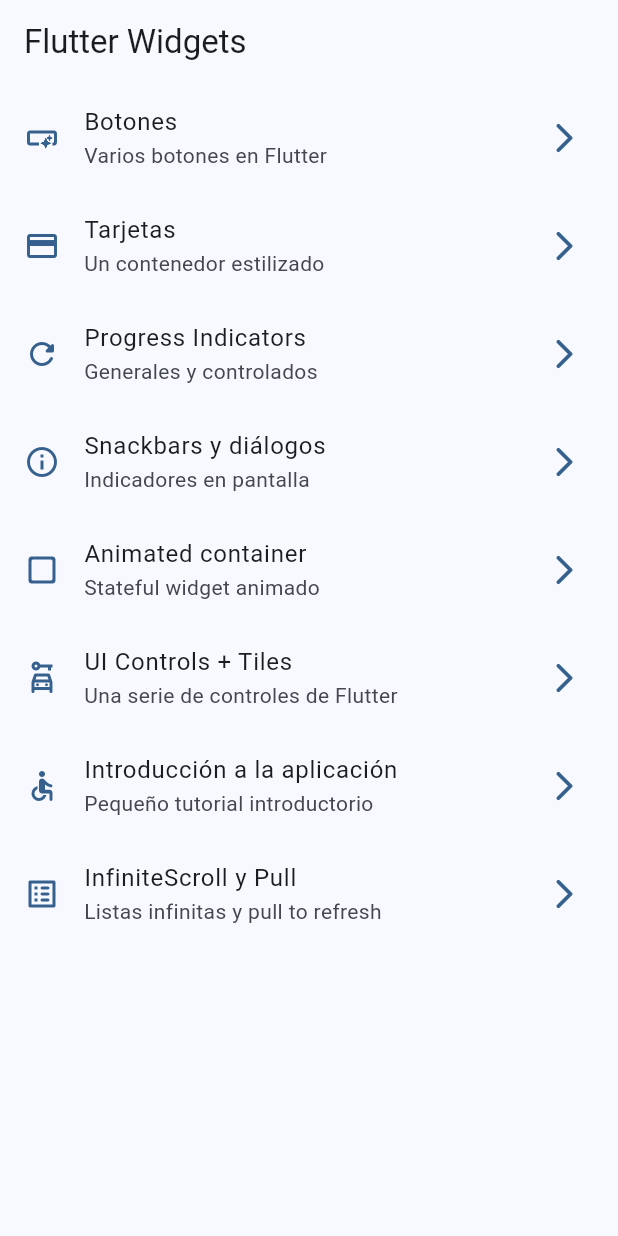
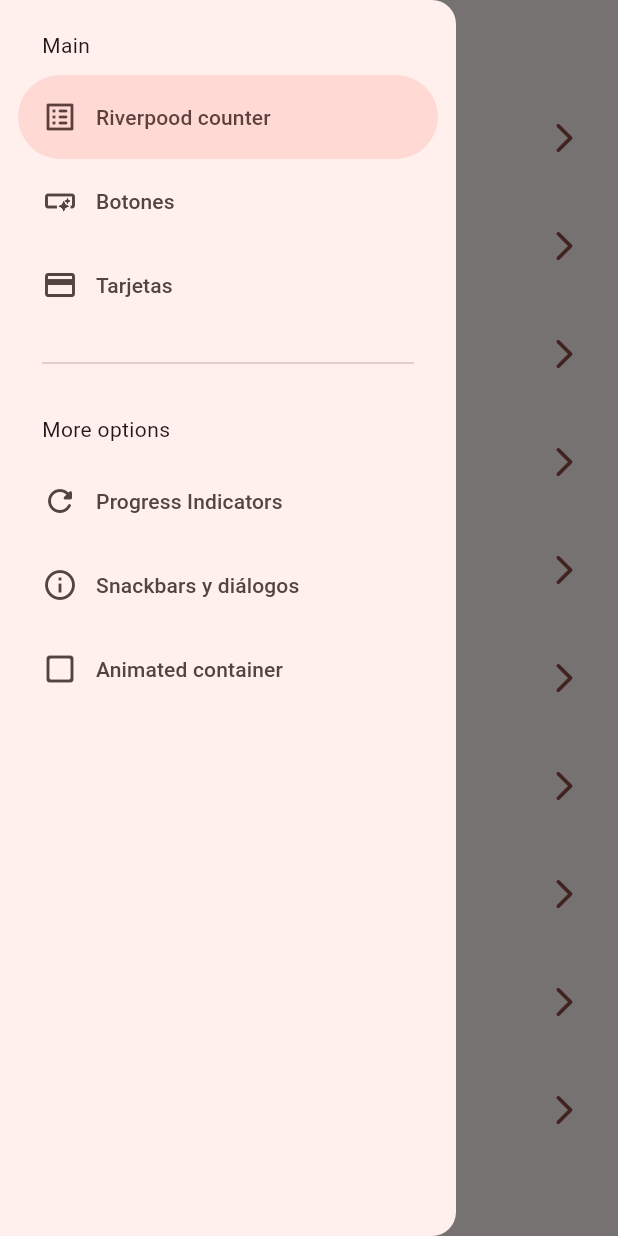
Before and after one commit to mdavidmontero/widgets_app, a Flutter app: the screen it shows after launch, with the side drawer open (before the commit the screen has no drawer), on a phone screen of 412 x 824 dp. Run offline on Flutter 3.47's test engine with Material 3 defaults, Android fonts, the phone set to English and light mode, and no system bars; our stand-ins replace animate_do, flutter_riverpod, go_router.

```diff
--- a/lib/config/menu/menu_items.dart
+++ b/lib/config/menu/menu_items.dart
@@ -17,6 +17,13 @@ class MenuItem {
 
 
 const appMenuItems = <MenuItem>[
+
+  MenuItem(
+    title: 'Riverpood counter',
+    subTitle: 'Introduccion a riverpood',
+    link: '/counter',
+    icon: Icons.list_alt_rounded
+  ),
 
   MenuItem(
     title: 'Botones',
@@ -72,6 +79,13 @@ const appMenuItems = <MenuItem>[
     link: '/infinite',
     icon: Icons.list_alt_rounded
   ),
+  MenuItem(
+    title: 'Cambiar tema',
+    subTitle: 'Cambiar tema de la aplicación',
+    link: '/theme-changer',
+    icon: Icons.color_lens_rounded
+  ),
+
 
 
 ];
--- a/lib/config/router/app_router.dart
+++ b/lib/config/router/app_router.dart
@@ -3,10 +3,12 @@ import 'package:widgets_app/presentation/screens/animated/animated_screen.dart';
 import 'package:widgets_app/presentation/screens/app_tutorial/app_tutorial_screen.dart';
 import 'package:widgets_app/presentation/screens/buttons/button_screen.dart';
 import 'package:widgets_app/presentation/screens/cards/cards_screen.dart';
+import 'package:widgets_app/presentation/screens/counter/counter_screen.dart';
 import 'package:widgets_app/presentation/screens/home/home_screen.dart';
 import 'package:widgets_app/presentation/screens/ininite_scroll/infinite_scroll_screen.dart';
 import 'package:widgets_app/presentation/screens/progress/progress_screen.dart';
 import 'package:widgets_app/presentation/screens/snackbar/snackbar_screen.dart';
+import 'package:widgets_app/presentation/screens/theme_changer/theme_changer_screen.dart';
 import 'package:widgets_app/presentation/screens/ui/controls_ui_controls_screen.dart';
 
 final appRouter = GoRouter(
@@ -61,5 +63,15 @@ final appRouter = GoRouter(
       name: InfiniteScrollScreen.name,
       builder: (context, state) => const InfiniteScrollScreen(),
     ),
+    GoRoute(
+      path: '/counter',
+      name: CounterScreen.name,
+      builder: (context, state) => const CounterScreen(),
+    ),
+    GoRoute(
+      path: '/theme-changer',
+      name: ThemeChangerScreen.name,
+      builder: (context, state) => const ThemeChangerScreen(),
+    ),
   ],
 );
--- a/lib/config/theme/app_theme.dart
+++ b/lib/config/theme/app_theme.dart
@@ -15,13 +15,15 @@ const colorList = <Color>[
 
 class AppTheme {
   final int selectedColor;
+  final bool isDarkMode;
 
-  AppTheme({this.selectedColor = 0})
+  AppTheme( {this.selectedColor = 0,this.isDarkMode= false})
       : assert(selectedColor >= 0, 'selected color must be greather then 0'),
         assert(selectedColor < colorList.length,
             'selected color must be less then colorList.length');
   ThemeData getTheme() => ThemeData(
         useMaterial3: true,
+        brightness: isDarkMode ? Brightness.dark : Brightness.light,
         colorSchemeSeed: colorList[selectedColor],
         appBarTheme: const AppBarTheme(
           centerTitle: false
--- a/lib/main.dart
+++ b/lib/main.dart
@@ -1,23 +1,24 @@
 import 'package:flutter/material.dart';
+import 'package:flutter_riverpod/flutter_riverpod.dart';
 import 'package:widgets_app/config/router/app_router.dart';
 import 'package:widgets_app/config/theme/app_theme.dart';
+import 'package:widgets_app/presentation/providers/theme_provider.dart';
 
 void main() {
-  runApp(const MainApp());
+  runApp(const ProviderScope(child: MainApp()));
 }
 
-class MainApp extends StatelessWidget {
+class MainApp extends ConsumerWidget {
   const MainApp({super.key});
 
   @override
-  Widget build(BuildContext context) {
-    return  MaterialApp.router(
+  Widget build(BuildContext context, ref) {
+    final isDarkMode = ref.watch(isDarkModeProvider);
+    final selectedColor = ref.watch(selectedColorProvider);
+    return MaterialApp.router(
       routerConfig: appRouter,
       debugShowCheckedModeBanner: false,
-      theme: AppTheme(
-        selectedColor: 0
-      ).getTheme(),
-
+      theme: AppTheme(selectedColor: selectedColor, isDarkMode: isDarkMode).getTheme(),
     );
   }
 }
--- /dev/null
+++ b/lib/presentation/providers/counter_provider.dart
@@ -0,0 +1,3 @@
+import 'package:flutter_riverpod/flutter_riverpod.dart';
+
+final counterProvider = StateProvider((ref) => 5,);
--- /dev/null
+++ b/lib/presentation/providers/theme_provider.dart
@@ -0,0 +1,9 @@
+
+import 'package:flutter_riverpod/flutter_riverpod.dart';
+import 'package:widgets_app/config/theme/app_theme.dart';
+
+final isDarkModeProvider = StateProvider((ref) => false);
+
+final colorListProvider = Provider((ref) => colorList);
+
+final selectedColorProvider = StateProvider((ref) => 1);
--- a/lib/presentation/screens/home/home_screen.dart
+++ b/lib/presentation/screens/home/home_screen.dart
@@ -1,6 +1,7 @@
 import 'package:flutter/material.dart';
 import 'package:go_router/go_router.dart';
 import 'package:widgets_app/config/menu/menu_items.dart';
+import 'package:widgets_app/presentation/widgets/side_menu.dart';
 
 class HomeScreen extends StatelessWidget {
 
@@ -9,11 +10,16 @@ class HomeScreen extends StatelessWidget {
 
   @override
   Widget build(BuildContext context) {
+    final scaffolKey = GlobalKey<ScaffoldState>();
     return Scaffold(
+      key: scaffolKey,
       appBar: AppBar(
         title: const Text('Flutter Widgets'),
       ),
       body: const _HomeView(),
+      drawer:  SideMenu(
+        scaffolKey: scaffolKey,
+      )
     );
   }
 }
--- /dev/null
+++ b/lib/presentation/widgets/side_menu.dart
@@ -0,0 +1,59 @@
+
+import 'package:flutter/material.dart';
+import 'package:go_router/go_router.dart';
+import 'package:widgets_app/config/menu/menu_items.dart';
+
+class SideMenu extends StatefulWidget {
+
+  final GlobalKey<ScaffoldState> scaffolKey;
+
+  const SideMenu({super.key, required this.scaffolKey});
+
+  @override
+  State<SideMenu> createState() => _SideMenuState();
+}
+
+class _SideMenuState extends State<SideMenu> {
+  int navDrawerIndex = 0;
+
+  @override
+  Widget build(BuildContext context) {
+
+    final hasNotch = MediaQuery.of(context).viewPadding.top > 35;
+
+    return NavigationDrawer(
+      selectedIndex: navDrawerIndex,
+      onDestinationSelected: (value){
+        setState(() {
+          navDrawerIndex = value;
+        });
+        final menuItem = appMenuItems[value];
+        context.push(menuItem.link);
+        widget.scaffolKey.currentState?.closeDrawer();
+
+      },
+      children:  [
+        Padding(padding: EdgeInsets.fromLTRB(28, hasNotch ? 0 : 20, 16, 10), child: const Text('Main')),
+        ...appMenuItems
+          .sublist(0,3)
+        .map(
+          (item) => NavigationDrawerDestination(
+            icon: Icon(item.icon),
+            label: Text(item.title)
+          ),
+        ),
+        const Padding(padding: EdgeInsets.fromLTRB(28, 16,28,10),child: Divider(),),
+        const Padding(padding: EdgeInsets.fromLTRB(28, 16,28,10),child: Text("More options")),
+          ...appMenuItems
+          .sublist(3,6)
+        .map(
+          (item) => NavigationDrawerDestination(
+            icon: Icon(item.icon),
+            label: Text(item.title)
+          ),
+        ),
+
+      ],
+    );
+  }
+}
--- a/pubspec.yaml
+++ b/pubspec.yaml
@@ -10,6 +10,7 @@ dependencies:
   animate_do: ^3.3.4
   flutter:
     sdk: flutter
+  flutter_riverpod: ^2.6.1
   go_router: ^14.6.2
 
 dev_dependencies:
```
Also changed, not shown: lib/presentation/screens/counter/counter_screen.dart (added, +42 -0 lines), lib/presentation/screens/theme_changer/theme_changer_screen.dart (added, +59 -0 lines), pubspec.lock.
